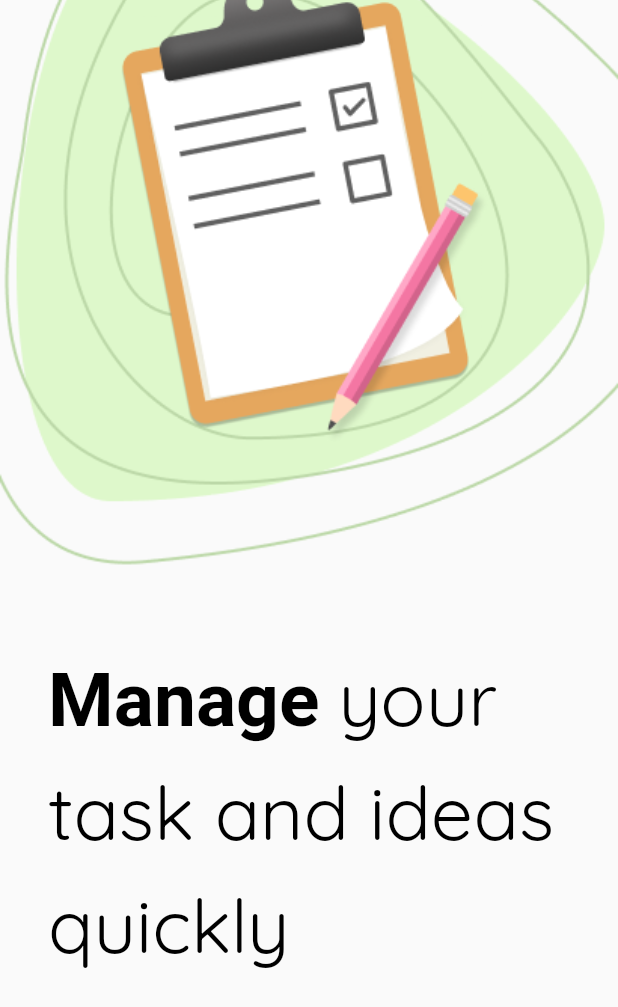
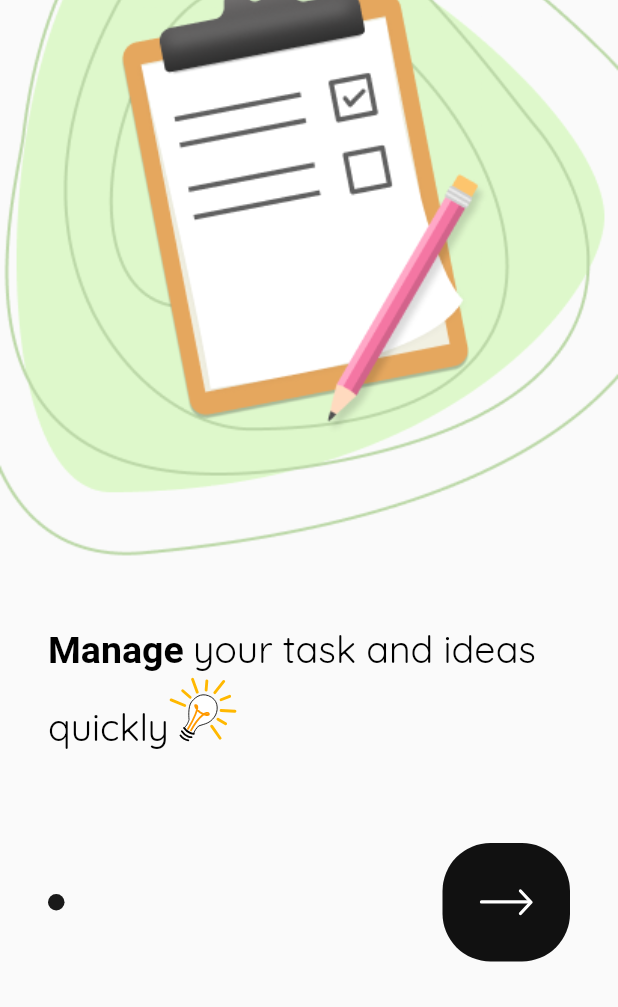
Before and after one commit to binhphancreator/sunday, a Flutter app: the screen it shows after launch, on a phone screen of 412 x 824 dp. Shown: the top 1007 px of the screen. Run offline on Flutter 3.47's test engine with Material 2 defaults, Android fonts, the light colour scheme and no system bars; drawn by our look-alikes of carousel_slider; our stand-ins replace flutter_svg.

Commit message:
carousel intro

```diff
--- a/lib/config/themes/app_text_styles.dart
+++ b/lib/config/themes/app_text_styles.dart
@@ -8,8 +8,8 @@ class AppTextStyles {
     fontFamily: 'Quicksand',
   );
 
-  static const big50 = TextStyle(
-    fontSize: 50,
+  static const bigIntro = TextStyle(
+    fontSize: 25,
     fontWeight: FontWeight.w400,
     color: AppColors.primaryTextColor,
     fontFamily: 'Quicksand',
--- a/lib/pages/intro_page.dart
+++ b/lib/pages/intro_page.dart
@@ -1,40 +1,43 @@
+import 'package:carousel_slider/carousel_slider.dart';
 import 'package:flutter/material.dart';
-import 'package:sunday/config/themes/app_text_styles.dart';
-import 'package:sunday/generated/l10n.dart';
+import 'package:sunday/widgets/intro_carosel_widget.dart';
 
-class IntroPage extends StatelessWidget {
+class IntroPage extends StatefulWidget {
   const IntroPage({super.key});
+
+  @override
+  State<StatefulWidget> createState() {
+    return _IntroPageState();
+  }
+}
+
+class _IntroPageState extends State<IntroPage> {
+  CarouselController controller = CarouselController();
 
   @override
   Widget build(BuildContext context) {
     return Scaffold(
-      body: SafeArea(child: Column(
+      body: SafeArea(
+        child: Column(
           crossAxisAlignment: CrossAxisAlignment.center,
           children: [
             Container(
               width: MediaQuery.of(context).size.width,
-            height: MediaQuery.of(context).size.height / 2,
+              height: 400,
               decoration: BoxDecoration(
                   image: DecorationImage(
                 image: AssetImage('assets/images/intro.png'),
                 fit: BoxFit.cover,
                 alignment: Alignment.center,
-              )
+              )),
+            ),
+            SizedBox(
+              height: 12,
+            ),
+            IntroCaroselWidget()
+          ],
         ),
       ),
-          SizedBox(height: 12,),
-          Padding(
-            padding: const EdgeInsets.only(left: 32.0, right: 32.0),
-            child: RichText(text: TextSpan(
-              style: AppTextStyles.big50,
-              children: [
-                TextSpan(text: S.of(context).intro_highlight, style: TextStyle(fontWeight: FontWeight.bold)),
-                TextSpan(text: S.of(context).intro_normal),
-              ]
-            ),),
-          ),
-        ],
-      ),),
     );
   }
 }
--- /dev/null
+++ b/lib/widgets/intro_carosel_widget.dart
@@ -0,0 +1,100 @@
+import 'package:flutter/material.dart';
+import 'package:sunday/generated/l10n.dart';
+import 'package:carousel_slider/carousel_slider.dart';
+import '../config/themes/app_text_styles.dart';
+import 'package:flutter_svg/flutter_svg.dart';
+
+class IntroCaroselWidget extends StatefulWidget {
+  const IntroCaroselWidget({super.key});
+
+  @override
+  State<IntroCaroselWidget> createState() => _IntroCaroselWidgetState();
+}
+
+class _IntroCaroselWidgetState extends State<IntroCaroselWidget> {
+  int _indexCurrent = 0;
+  final CarouselController controller = CarouselController();
+
+  @override
+  Widget build(BuildContext context) {
+    final List<Widget> carouselItems = [
+      Padding(
+        padding: const EdgeInsets.only(left: 32.0, right: 32.0),
+        child: RichText(
+          text: TextSpan(style: AppTextStyles.bigIntro, children: [
+            TextSpan(text: S.of(context).intro_highlight, style: TextStyle(fontWeight: FontWeight.bold)),
+            TextSpan(text: S.of(context).intro_normal),
+            WidgetSpan(
+                child: Transform(
+              transform: Matrix4.translationValues(0, 0, 0),
+              child: SvgPicture.asset(
+                'assets/icons/light.svg',
+                height: 50,
+              ),
+            ))
+          ]),
+        ),
+      ),
+    ];
+
+    return Column(children: <Widget>[
+      CarouselSlider(
+        items: carouselItems,
+        carouselController: controller,
+        options: CarouselOptions(
+          autoPlay: true,
+          enlargeCenterPage: false,
+          viewportFraction: 1.0,
+          aspectRatio: 2.0,
+          onPageChanged: (index, reason) => {
+            setState(
+              () {
+                _indexCurrent = index;
+              },
+            )
+          },
+          height: 150,
+          disableCenter: true,
+        ),
+      ),
+      SizedBox(
+        height: 0,
+      ),
+      Padding(
+        padding: EdgeInsets.only(left: 32.0, right: 32),
+        child: Row(
+          mainAxisAlignment: MainAxisAlignment.spaceBetween,
+          children: [
+            Row(
+              mainAxisAlignment: MainAxisAlignment.start,
+              children: carouselItems.asMap().entries.map((entry) {
+                return GestureDetector(
+                  onTap: () => controller.animateToPage(entry.key),
+                  child: Container(
+                    width: _indexCurrent == entry.key ? 11.0 : 6,
+                    height: _indexCurrent == entry.key ? 11.0 : 6,
+                    margin: EdgeInsets.only(right: 2),
+                    decoration: BoxDecoration(shape: BoxShape.circle, color: Color(0xFF000000).withOpacity(_indexCurrent == entry.key ? 0.9 : 0.4)),
+                  ),
+                );
+              }).toList(),
+            ),
+            Container(
+              decoration: BoxDecoration(
+                borderRadius: BorderRadius.circular(32.0),
+                color: Color(0xFF111111),
+              ),
+              child: Padding(
+                padding: const EdgeInsets.symmetric(horizontal: 24, vertical: 30),
+                child: SvgPicture.asset(
+                  'assets/icons/long_arrow_right.svg',
+                  fit: BoxFit.contain,
+                ),
+              ),
+            )
+          ],
+        ),
+      ),
+    ]);
+  }
+}
--- a/pubspec.yaml
+++ b/pubspec.yaml
@@ -14,6 +14,8 @@ dependencies:
   flutter_localizations:
     sdk: flutter
   cupertino_icons: ^1.0.2
+  carousel_slider: ^4.1.1
+  flutter_svg: ^1.1.5
 
 dev_dependencies:
   flutter_test:
@@ -24,6 +26,7 @@ flutter:
   assets:
     - assets/
     - assets/images/
+    - assets/icons/
   uses-material-design: true
   fonts:
     - family: Quicksand
```
Also changed, not shown: assets/icons/light.svg (added), assets/icons/long_arrow_right.svg (added), pubspec.lock. Lines whose indentation alone changed are shown as unchanged.
